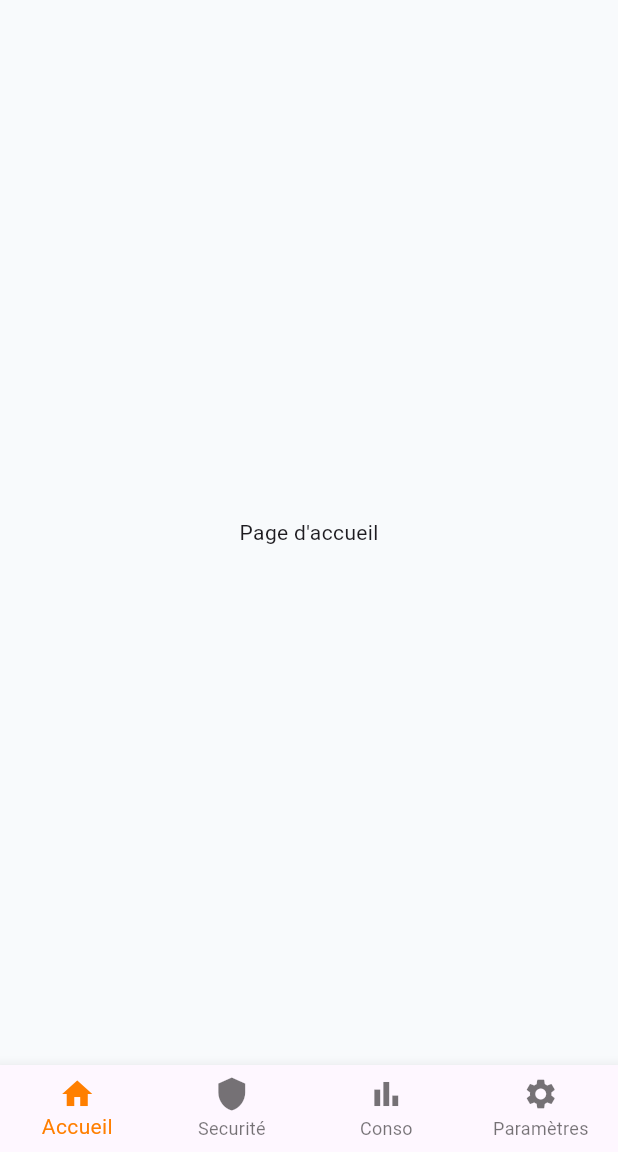
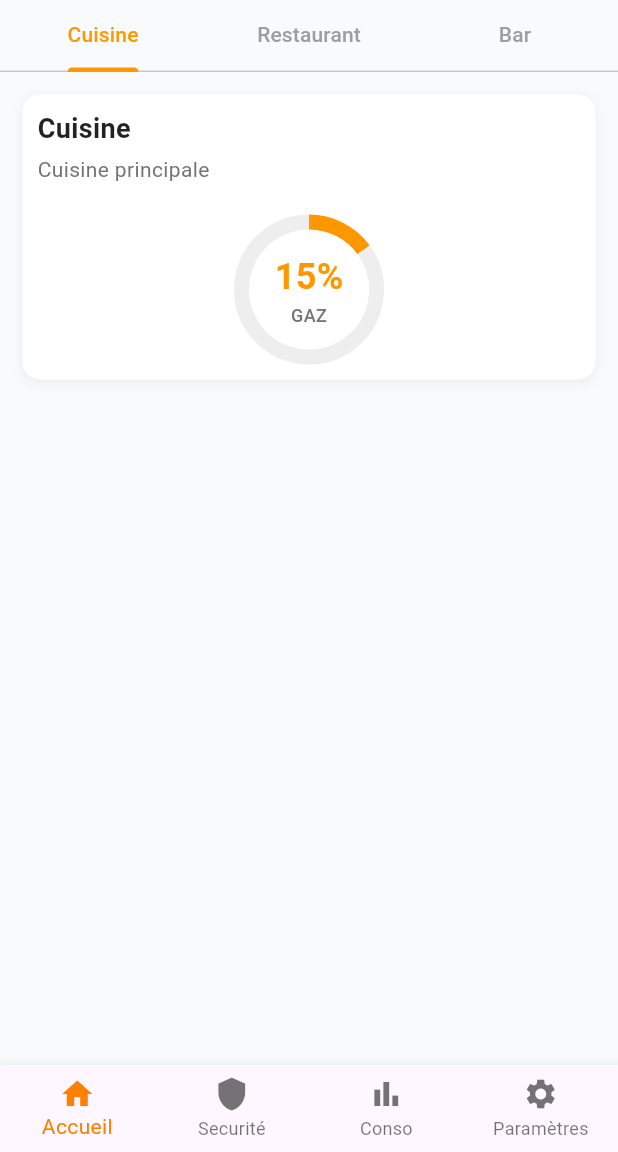
Before and after one commit to KudzoNelsam/gaz_connect, a Flutter app: the screen it shows after launch, on a phone screen of 412 x 824 dp, the part 84-1236 px from its top. Run offline on Flutter 3.47's test engine with Material 3 defaults, Android fonts, the phone set to English and light mode, and no system bars; drawn by our look-alikes of fl_chart; our stand-ins replace get.

Commit message:
Graĥique terminée

```diff
--- a/lib/app/modules/home/views/home_view.dart
+++ b/lib/app/modules/home/views/home_view.dart
@@ -1,5 +1,6 @@
 import 'package:flutter/material.dart';
 import 'package:gaz_connect/app/views/views/client_view.dart';
+import 'package:gaz_connect/app/views/views/graphique_donut_view.dart';
 
 import 'package:get/get.dart';
 
@@ -9,6 +10,66 @@ class HomeView extends GetView<HomeController> {
   const HomeView({super.key});
   @override
   Widget build(BuildContext context) {
-    return ClientView(body: const Center(child: Text('Page d\'accueil')));
+    final center = DefaultTabController(
+      length: 3, // nombre d'onglets
+      child: Column(
+        children: [
+          // Onglets
+          const TabBar(
+            labelColor: Colors.orange,
+            unselectedLabelColor: Colors.grey,
+            indicatorColor: Colors.orange,
+            tabs: [
+              Tab(text: 'Cuisine'),
+              Tab(text: 'Restaurant'),
+              Tab(text: 'Bar'),
+            ],
+          ),
+          // Vue associée aux onglets
+          Expanded(
+            child: TabBarView(
+              children: [
+                Center(child: getCuisineInfo()),
+                Center(child: getRestaurantInfo()),
+                Center(child: getBarInfo()),
+              ],
+            ),
+          ),
+        ],
+      ),
+    );
+    ;
+    return ClientView(body: center);
+  }
+
+  Widget getCuisineInfo() {
+    return Column(
+      children: [
+        Container(
+          width: double.infinity,
+          margin: EdgeInsets.all(5),
+          child: getGraphique(),
+        ),
+      ],
+    );
+  }
+
+  Widget getGraphique() {
+    return GraphiqueDonutView(
+      titre: 'Cuisine',
+      sousTitre: 'Cuisine principale',
+      pourcentage: 15.0,
+      labelCentre: 'GAZ',
+      couleurPrincipale: Colors.orange,
+      couleurFond: Colors.grey[200],
+    );
+  }
+
+  Widget getRestaurantInfo() {
+    return Text('Page Restaurant');
+  }
+
+  Widget getBarInfo() {
+    return Text('Page Bar');
   }
 }
--- /dev/null
+++ b/lib/app/views/views/graphique_donut_view.dart
@@ -0,0 +1,116 @@
+import 'package:fl_chart/fl_chart.dart';
+import 'package:flutter/material.dart';
+
+import 'package:get/get.dart';
+
+class GraphiqueDonutView extends GetView {
+  final String titre;
+  final String sousTitre;
+  final double pourcentage;
+  final String labelCentre;
+  final Color couleurPrincipale;
+  final Color? couleurFond;
+  const GraphiqueDonutView({
+    required this.titre,
+    required this.sousTitre,
+    required this.pourcentage,
+    required this.labelCentre,
+    required this.couleurPrincipale,
+    required this.couleurFond,
+    super.key,
+  });
+
+  @override
+  Widget build(BuildContext context) {
+    return Container(
+      padding: EdgeInsets.all(10),
+      margin: EdgeInsets.all(10),
+      decoration: BoxDecoration(
+        color: Colors.white,
+        borderRadius: BorderRadius.circular(12),
+        boxShadow: [
+          BoxShadow(
+            color: Colors.grey.shade200,
+            spreadRadius: 1,
+            blurRadius: 5,
+            offset: Offset(0, 2),
+          ),
+        ],
+      ),
+      child: Column(
+        crossAxisAlignment: CrossAxisAlignment.start,
+        children: [
+          Text(
+            titre,
+            style: TextStyle(
+              fontSize: 18,
+              fontWeight: FontWeight.bold,
+              color: Colors.black87,
+            ),
+          ),
+          SizedBox(height: 4),
+          Text(
+            sousTitre,
+            style: TextStyle(fontSize: 14, color: Colors.grey[600]),
+          ),
+          SizedBox(height: 20),
+          SizedBox(
+            height: 100,
+            child: Stack(
+              alignment: Alignment.center,
+              children: [
+                PieChart(
+                  PieChartData(
+                    sections: [
+                      // Section utilisée
+                      PieChartSectionData(
+                        value: pourcentage,
+                        color: couleurPrincipale,
+                        title: '',
+                        radius: 10,
+                        showTitle: false,
+                      ),
+                      // Section non utilisée
+                      PieChartSectionData(
+                        value: 100 - pourcentage,
+                        color: couleurFond ?? Colors.grey[300]!,
+                        title: '',
+                        radius: 10,
+                        showTitle: false,
+                      ),
+                    ],
+                    sectionsSpace: 0,
+                    centerSpaceRadius: 40,
+                    startDegreeOffset: -90,
+                  ),
+                ),
+                // Texte au centre
+                Column(
+                  mainAxisSize: MainAxisSize.min,
+                  children: [
+                    Text(
+                      '${pourcentage.toInt()}%',
+                      style: TextStyle(
+                        fontSize: 24,
+                        fontWeight: FontWeight.bold,
+                        color: couleurPrincipale,
+                      ),
+                    ),
+                    Text(
+                      labelCentre,
+                      style: TextStyle(
+                        fontSize: 12,
+                        color: Colors.grey[600],
+                        fontWeight: FontWeight.w500,
+                      ),
+                    ),
+                  ],
+                ),
+              ],
+            ),
+          ),
+        ],
+      ),
+    );
+  }
+}
--- a/lib/main.dart
+++ b/lib/main.dart
@@ -9,6 +9,7 @@ void main() {
   Get.put(NavigationController());
   runApp(
     GetMaterialApp(
+      debugShowCheckedModeBanner: false,
       title: "Application",
       theme: ThemeData(
         primaryColor: Color(0xFFE0B219),
--- a/pubspec.yaml
+++ b/pubspec.yaml
@@ -35,6 +35,7 @@ dependencies:
   # Use with the CupertinoIcons class for iOS style icons.
   cupertino_icons: ^1.0.8
   get: ^4.7.2
+  fl_chart: ^1.0.0
 
 dev_dependencies:
   flutter_test:
```
Also changed, not shown: pubspec.lock.
